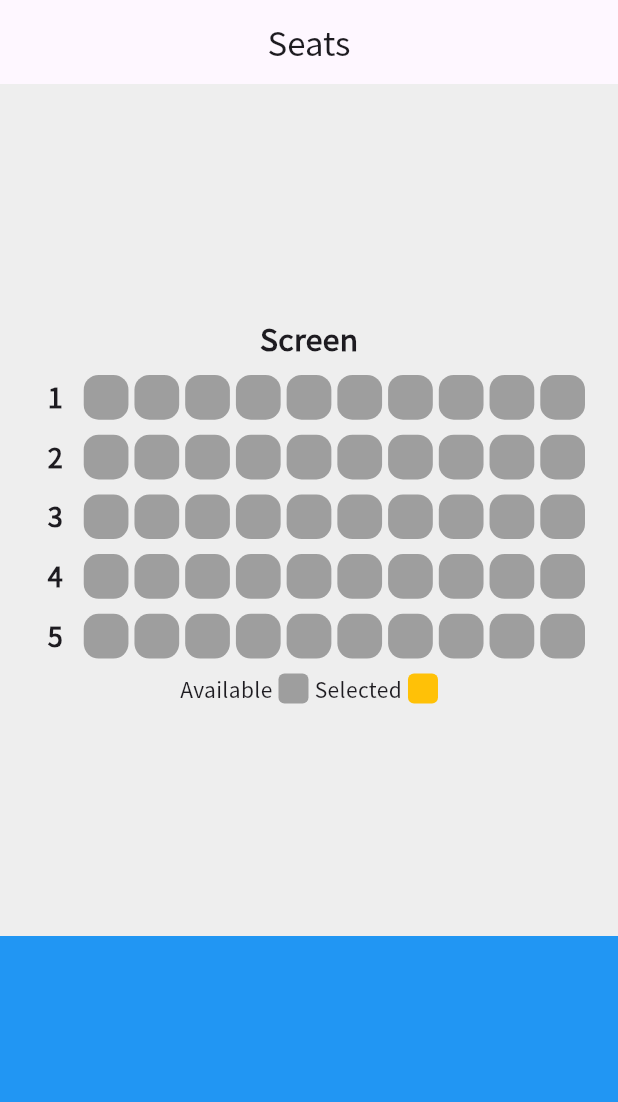
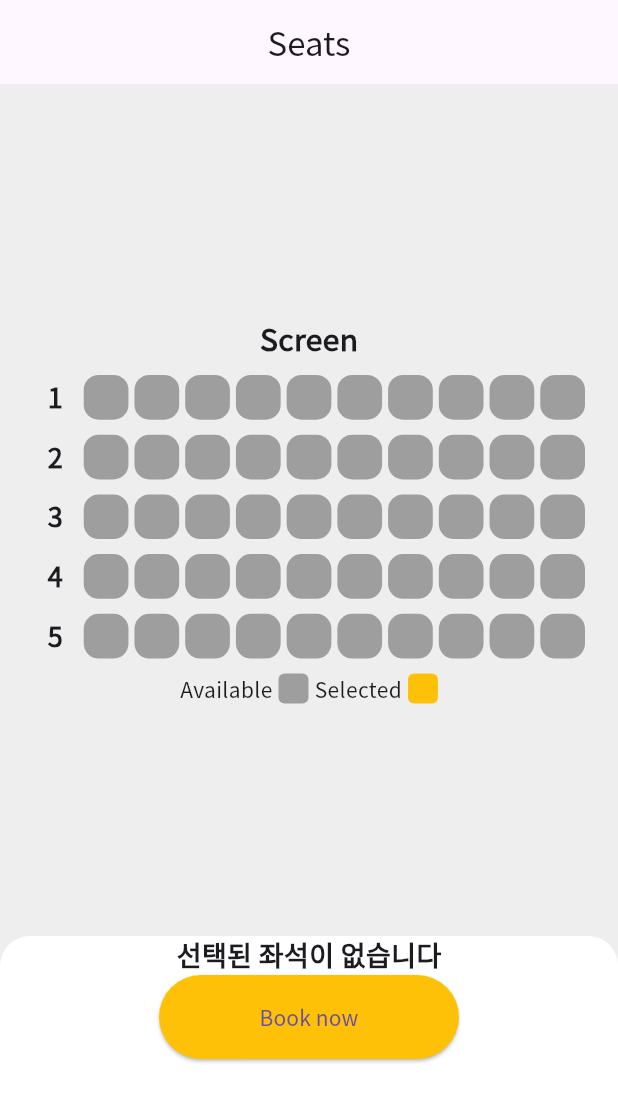
Before and after one commit to daehan-lim/flutter-widget-test, a Flutter app: the screen it shows after launch, on a phone screen of 412 x 824 dp. Shown: the top 1102 px of the screen. Run offline on Flutter 3.47's test engine with Material 3 defaults, Android fonts, the phone set to English and light mode, and no system bars; our stand-ins replace flutter_markdown.

Commit message:
Add elevated button with width and height

```diff
--- a/lib/main.dart
+++ b/lib/main.dart
@@ -1,4 +1,4 @@
-import 'package:first_app/test_aspect_ratio.dart';
+import 'package:first_app/ui/test_aspect_ratio.dart';
 import 'package:first_app/ui/containers.dart';
 import 'package:first_app/ui/image_displayer.dart';
 import 'package:first_app/ui/recipe/recipe_page.dart';
--- a/lib/ui/seat/widgets/seat_bottom.dart
+++ b/lib/ui/seat/widgets/seat_bottom.dart
@@ -6,8 +6,29 @@ class SeatBottom extends StatelessWidget {
   @override
   Widget build(BuildContext context) {
     return Container(
-      color: Colors.blue,
+      width: double.infinity,
       height: 200,
+      decoration: BoxDecoration(
+        color: Colors.white,
+        borderRadius: BorderRadius.vertical(top: Radius.circular(20)),
+      ),
+      child: Column(
+        children: [
+          Text(
+            '선택된 좌석이 없습니다',
+            style: TextStyle(fontSize: 18, fontWeight: FontWeight.bold),
+          ),
+          SizedBox(
+            width: 200,
+            height: 56,
+            child: ElevatedButton(
+              onPressed: () {},
+              style: ElevatedButton.styleFrom(backgroundColor: Colors.amber),
+              child: Text('Book now'),
+            ),
+          ),
+        ],
+      ),
     );
   }
 }
```
Also changed, not shown: lib/ui/test_buttons.dart (+28 -5 lines).
